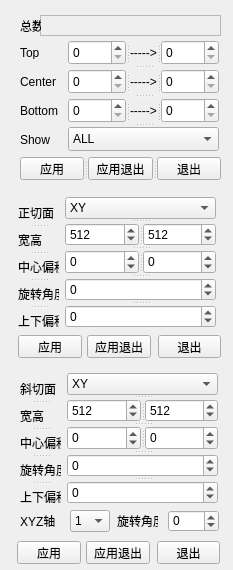
Qt form Tools/INimage3D/volumedataset.ui (zyq1569/HealthApp) before a commit.
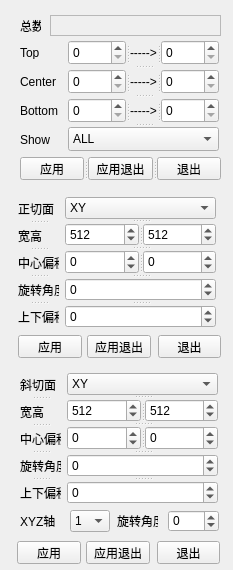
The same form after that commit.

Commit message: 常规切面矩形框内图像保存fine-tune

What changed in the file:
```diff
--- a/Tools/INimage3D/volumedataset.ui
+++ b/Tools/INimage3D/volumedataset.ui
@@ -70,9 +70,9 @@
    </property>
    <property name="geometry">
     <rect>
-     <x>40</x>
+     <x>50</x>
      <y>15</y>
-     <width>181</width>
+     <width>171</width>
      <height>21</height>
     </rect>
    </property>
@@ -379,7 +379,7 @@
    <property name="geometry">
     <rect>
      <x>18</x>
-     <y>201</y>
+     <y>197</y>
      <width>41</width>
      <height>131</height>
     </rect>
@@ -417,7 +417,7 @@
    <property name="geometry">
     <rect>
      <x>20</x>
-     <y>377</y>
+     <y>373</y>
      <width>41</width>
      <height>131</height>
     </rect>
```
